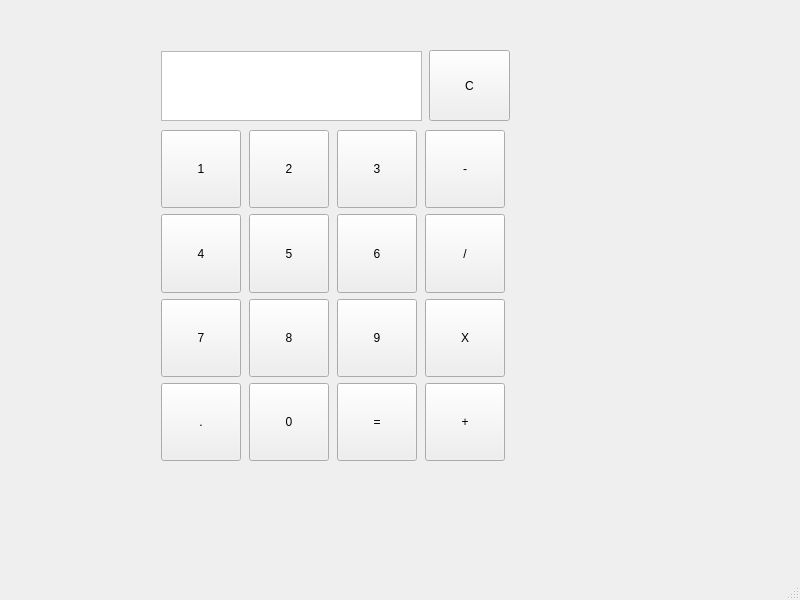
This is calculadora.ui in heitorPRdev/calculadora-Qt as Qt 5 draws it before an edit. The edited form follows.
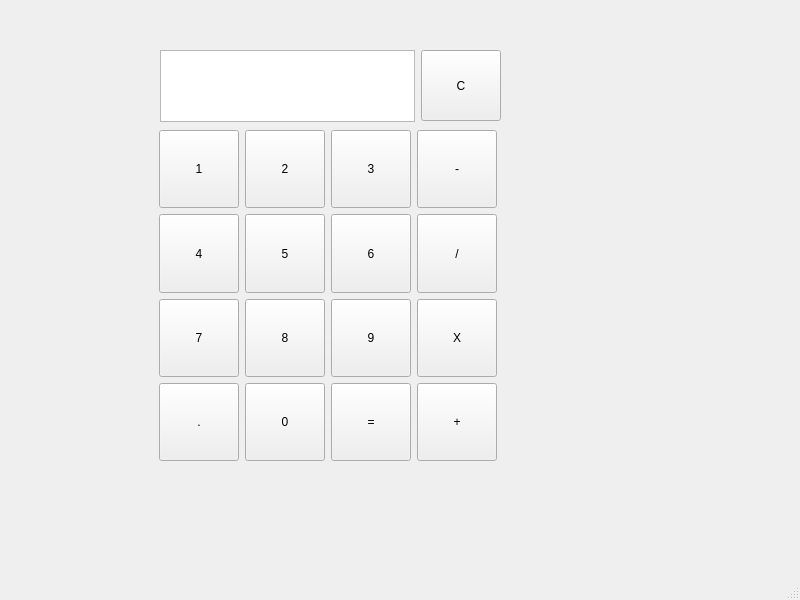
This is the edited form.

```diff
--- a/calculadora.ui
+++ b/calculadora.ui
@@ -13,25 +13,22 @@
   <property name="windowTitle">
    <string>calculadora</string>
   </property>
+  <property name="layoutDirection">
+   <enum>Qt::LayoutDirection::LeftToRight</enum>
+  </property>
   <widget class="QWidget" name="centralwidget">
    <widget class="QWidget" name="layoutWidget">
     <property name="geometry">
      <rect>
       <x>160</x>
       <y>50</y>
-      <width>351</width>
+      <width>341</width>
       <height>72</height>
      </rect>
     </property>
     <layout class="QHBoxLayout" name="horizontalLayout">
      <item>
       <widget class="QTextEdit" name="ldtext">
-       <property name="maximumSize">
-        <size>
-         <width>261</width>
-         <height>70</height>
-        </size>
-       </property>
        <property name="font">
         <font>
          <pointsize>20</pointsize>
@@ -62,7 +59,7 @@
      <rect>
       <x>159</x>
       <y>130</y>
-      <width>351</width>
+      <width>342</width>
       <height>331</height>
      </rect>
     </property>
```
